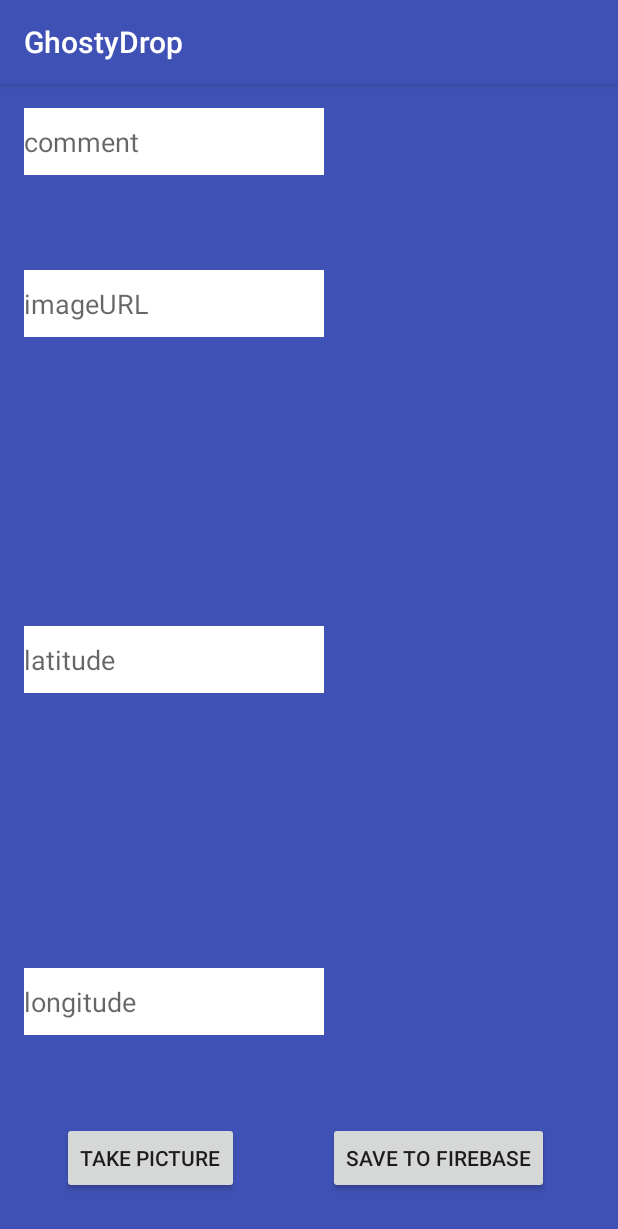
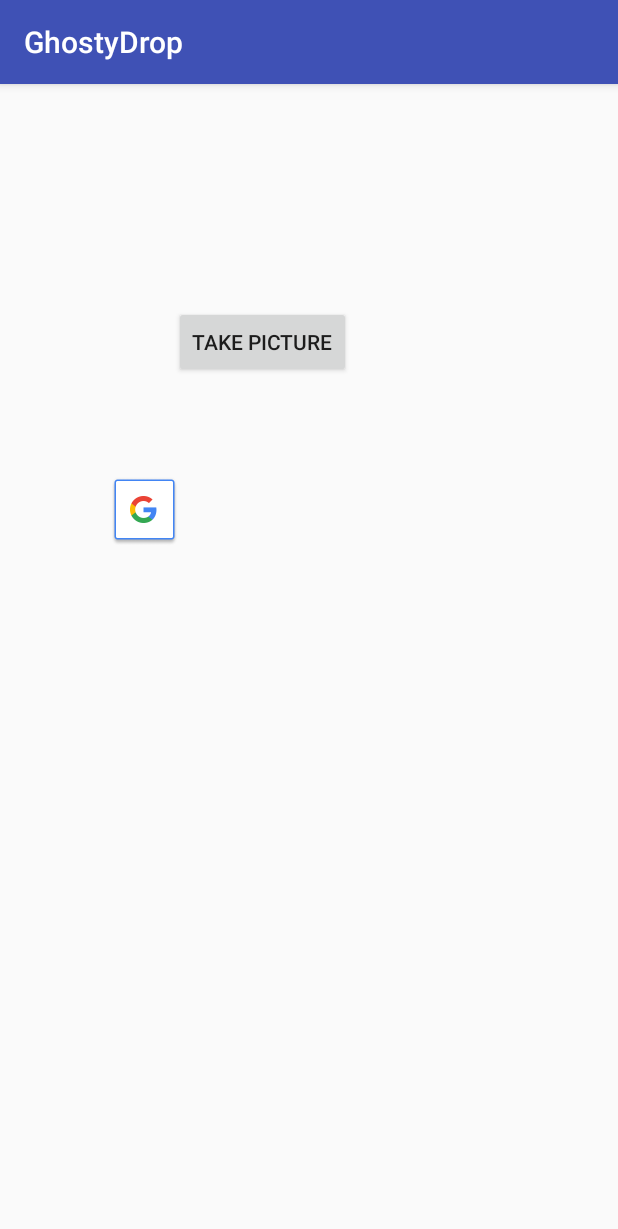
Before and after one commit to meyerjac/GhostyDrop, an Android app: the screen it shows after launch (MainActivity before the commit, PictureActivity after it), on a phone screen of 412 x 824 dp. Shown: the top 1229 px of the screen. Run offline under Robolectric (Android 15) with nearby library versions, the phone set to English and light mode, and no system bars; our stand-ins replace ButterKnife.

Commit message:
add the ability to take pictures and turn to bitmap and store in object in firebase

```diff
--- a/app/src/main/AndroidManifest.xml
+++ b/app/src/main/AndroidManifest.xml
@@ -5,6 +5,9 @@
     <uses-permission android:name="android.permission.INTERNET" />
     <uses-permission android:name="android.permission.ACCESS_FINE_LOCATION" />
     <uses-permission android:name="android.permission.ACCESS_COARSE_LOCATION" />
+    <uses-feature
+        android:name="android.hardware.camera2"
+        android:required="true" />
 
     <application
         android:allowBackup="true"
@@ -13,6 +16,9 @@
         android:supportsRtl="true"
         android:theme="@style/AppTheme">
         <activity android:name=".MainActivity">
+
+        </activity>
+        <activity android:name=".PictureActivity">
             <intent-filter>
                 <action android:name="android.intent.action.MAIN" />
 
--- /dev/null
+++ b/app/src/main/java/com/example/guest/ghostydrop/PictureActivity.java
@@ -0,0 +1,70 @@
+package com.example.guest.ghostydrop;
+
+import android.content.Intent;
+import android.graphics.Bitmap;
+import android.os.Bundle;
+import android.provider.MediaStore;
+import android.support.v7.app.AppCompatActivity;
+import android.util.Base64;
+import android.util.Log;
+import android.view.View;
+import android.widget.Button;
+import android.widget.ImageView;
+
+import java.io.ByteArrayOutputStream;
+
+import butterknife.Bind;
+import butterknife.ButterKnife;
+
+public class PictureActivity extends AppCompatActivity implements View.OnClickListener {
+
+    private static final int REQUEST_IMAGE_CAPTURE = 111;
+
+    @Bind(R.id.action_photo)
+    Button mAction_Photo;
+    @Bind(R.id.imageView)
+    ImageView mImageView;
+
+    @Override
+    protected void onCreate(Bundle savedInstanceState) {
+        super.onCreate(savedInstanceState);
+        setContentView(R.layout.activity_picture);
+        ButterKnife.bind(this);
+
+        mAction_Photo.setOnClickListener(this);
+    }
+
+    @Override
+    public void onClick(View v) {
+        if(v == mAction_Photo) {
+            onLaunchCamera();
+        }
+    }
+    public void onLaunchCamera() {
+        Intent takePictureIntent = new Intent(MediaStore.ACTION_IMAGE_CAPTURE);
+            startActivityForResult(takePictureIntent, REQUEST_IMAGE_CAPTURE);
+
+    }
+
+    @Override
+    public  void onActivityResult(int requestCode, int resultCode, Intent data) {
+        if (requestCode == REQUEST_IMAGE_CAPTURE) {
+            Bundle extras = data.getExtras();
+            Bitmap imageBitmap = (Bitmap) extras.get("data");
+            mImageView.setImageBitmap(imageBitmap);
+            encodeBitmap(imageBitmap);
+        }
+    }
+
+    private void encodeBitmap(Bitmap imageBitmap) {
+        ByteArrayOutputStream baos = new ByteArrayOutputStream();
+        imageBitmap.compress(Bitmap.CompressFormat.PNG, 100, baos);
+        String imageEncoded = Base64.encodeToString(baos.toByteArray(), Base64. DEFAULT);
+        Log.d("bitmap", imageEncoded);
+
+        Intent intent = new Intent(PictureActivity.this, MainActivity.class);
+        intent.putExtra("bitmap", imageEncoded);
+        startActivity(intent);
+
+    }
+}
--- a/app/src/main/res/layout/activity_main.xml
+++ b/app/src/main/res/layout/activity_main.xml
@@ -22,7 +22,7 @@
         android:layout_weight="1" />
 
     <EditText
-        android:layout_width="200dp"
+        android:layout_width="match_parent"
         android:layout_height="wrap_content"
         android:background="#ffffff"
         android:paddingBottom="10dp"
@@ -59,29 +59,18 @@
         android:layout_alignParentStart="true"
         android:layout_marginBottom="118dp" />
 
-    <Button
-        android:text="take picture"
-        android:layout_width="wrap_content"
-        android:layout_height="wrap_content"
-        android:layout_alignParentBottom="true"
-        android:layout_alignParentLeft="true"
-        android:layout_alignParentStart="true"
-        android:layout_marginLeft="25dp"
-        android:layout_marginStart="25dp"
-        android:layout_marginBottom="12dp"
-        android:id="@+id/action_photo" />
 
     <Button
         android:text="save to firebase"
         android:layout_width="wrap_content"
         android:layout_height="wrap_content"
-        android:layout_alignBottom="@+id/action_photo"
+        android:id="@+id/saveObject"
+        android:layout_marginRight="98dp"
+        android:layout_marginEnd="98dp"
+        android:layout_alignParentBottom="true"
         android:layout_alignParentRight="true"
         android:layout_alignParentEnd="true"
-        android:layout_marginRight="30dp"
-        android:layout_marginEnd="30dp"
-        android:id="@+id/saveObject" />
-
+        android:layout_marginBottom="22dp" />
 
 
 </RelativeLayout>
--- /dev/null
+++ b/app/src/main/res/layout/activity_picture.xml
@@ -0,0 +1,38 @@
+<?xml version="1.0" encoding="utf-8"?>
+<RelativeLayout xmlns:android="http://schemas.android.com/apk/res/android"
+    xmlns:app="http://schemas.android.com/apk/res-auto"
+    xmlns:tools="http://schemas.android.com/tools"
+    android:id="@+id/activity_picture"
+    android:layout_width="match_parent"
+    android:layout_height="match_parent"
+    android:paddingBottom="@dimen/activity_vertical_margin"
+    android:paddingLeft="@dimen/activity_horizontal_margin"
+    android:paddingRight="@dimen/activity_horizontal_margin"
+    android:paddingTop="@dimen/activity_vertical_margin"
+    tools:context="com.example.guest.ghostydrop.PictureActivity">
+
+    <Button
+        android:text="take picture"
+        android:layout_width="wrap_content"
+        android:layout_height="wrap_content"
+        android:layout_marginLeft="100dp"
+        android:layout_marginStart="100dp"
+        android:id="@+id/action_photo"
+        android:layout_alignParentTop="true"
+        android:layout_alignParentLeft="true"
+        android:layout_alignParentStart="true"
+        android:layout_marginTop="132dp" />
+
+    <ImageView
+        android:layout_width="wrap_content"
+        android:layout_height="wrap_content"
+        app:srcCompat="@drawable/common_google_signin_btn_icon_dark"
+        android:layout_below="@+id/action_photo"
+        android:layout_alignParentLeft="true"
+        android:layout_alignParentStart="true"
+        android:layout_marginLeft="56dp"
+        android:layout_marginStart="56dp"
+        android:layout_marginTop="63dp"
+        android:id="@+id/imageView" />
+
+</RelativeLayout>
```
Also changed, not shown: app/src/main/java/com/example/guest/ghostydrop/MainActivity.java (+24 -48 lines).
